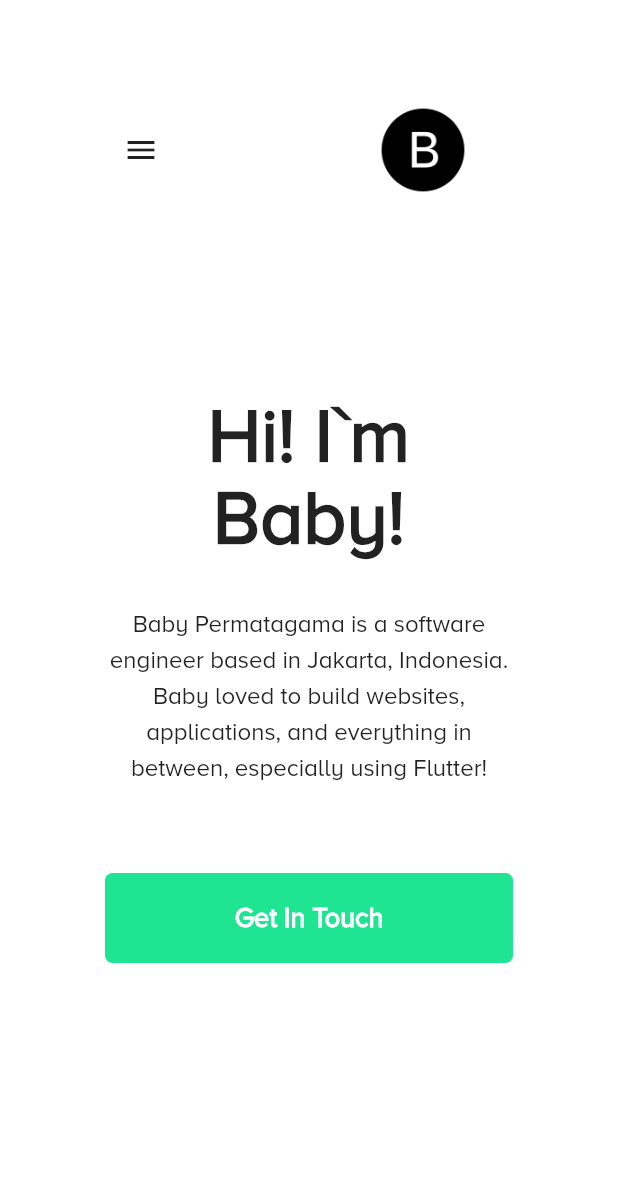
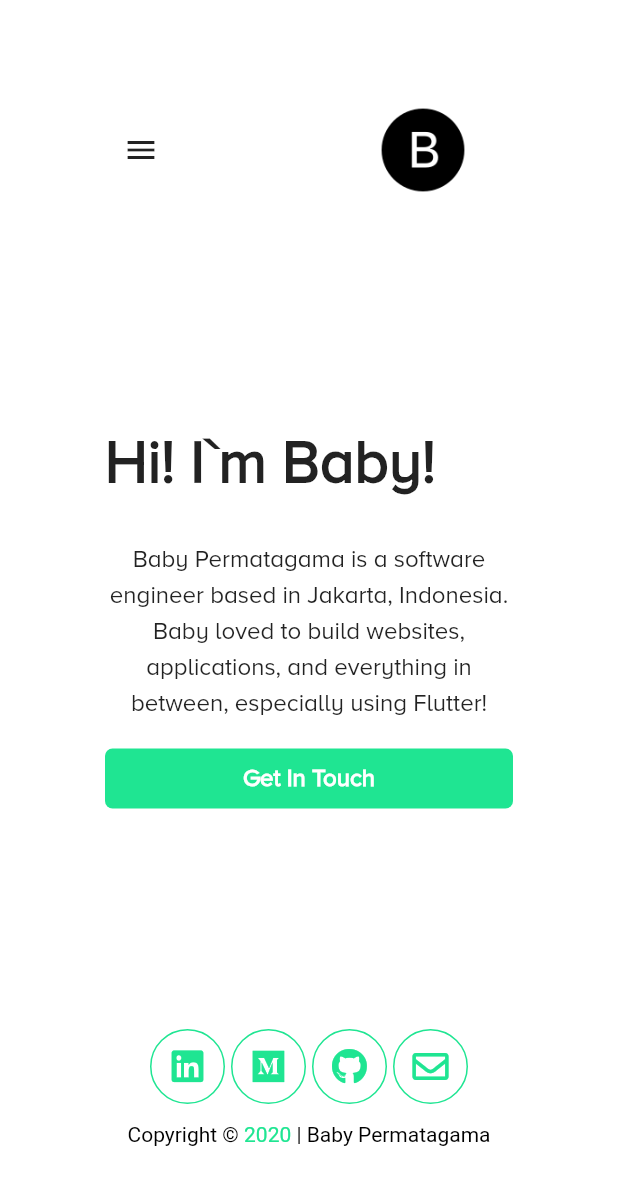
Before and after one commit to BabyCattleyaGP/web_flutter, a Flutter app: the screen it shows after launch, on a phone screen of 412 x 824 dp. Shown: the top 1185 px of the screen. Run offline on Flutter 3.47's test engine with Material 2 defaults, Android fonts, the phone set to English and light mode, and no system bars; our stand-ins replace font_awesome_flutter, responsive_builder; missing offline and left inert: universal_html.

Commit message:
Add Footer

```diff
--- a/lib/views/home/home.dart
+++ b/lib/views/home/home.dart
@@ -3,6 +3,7 @@ import 'package:responsive_builder/responsive_builder.dart';
 import 'package:web_baby/views/home/home_desktop.dart';
 import 'package:web_baby/views/home/home_mobile.dart';
 import 'package:web_baby/widgets/centered.dart';
+import 'package:web_baby/widgets/footer/footer.dart';
 import 'package:web_baby/widgets/navbar/navbar.dart';
 import 'package:web_baby/widgets/navbar/navbar_drawer/navbar_drawer.dart';
 
@@ -26,7 +27,8 @@ class Home extends StatelessWidget {
                   mobile: HomeMobile(),
                   desktop: HomeDesktop(),
                 ),
-              )
+              ),
+              Footer()
             ],
           ),
         ),
--- a/lib/views/home/home_mobile.dart
+++ b/lib/views/home/home_mobile.dart
@@ -13,7 +13,7 @@ class HomeMobile extends StatelessWidget {
       children: <Widget>[
         MainDescription(),
         SizedBox(
-          height: 60,
+          height: 20,
         ),
         ButtonGetInTouch('Get In Touch'),
       ],
--- a/lib/widgets/buttons/button_get_in_touch/button_get_in_touch_mobile.dart
+++ b/lib/widgets/buttons/button_get_in_touch/button_get_in_touch_mobile.dart
@@ -8,12 +8,12 @@ class ButtonGetInTouchMobile extends StatelessWidget {
   @override
   Widget build(BuildContext context) {
     return Container(
-      height: 60,
+      height: 40,
       alignment: Alignment.center,
       child: Text(
         title,
         style: TextStyle(
-          fontSize: 18,
+          fontSize: 16,
           fontWeight: FontWeight.w800,
           color: Colors.white,
         ),
--- /dev/null
+++ b/lib/widgets/footer/footer.dart
@@ -0,0 +1,17 @@
+import 'package:flutter/material.dart';
+
+import 'package:responsive_builder/responsive_builder.dart';
+import 'package:web_baby/widgets/footer/footer_mobile.dart';
+import 'package:web_baby/widgets/footer/footer_tablet_desktop.dart';
+
+class Footer extends StatelessWidget {
+  const Footer({Key key}) : super(key: key);
+
+  @override
+  Widget build(BuildContext context) {
+    return ScreenTypeLayout(
+      tablet: FooterTabletDesktop(),
+      mobile: FooterMobile(),
+    );
+  }
+}
--- /dev/null
+++ b/lib/widgets/footer/footer_mobile.dart
@@ -0,0 +1,47 @@
+import 'package:flutter/material.dart';
+import 'package:font_awesome_flutter/font_awesome_flutter.dart';
+import 'package:web_baby/config/themes.dart';
+import 'package:web_baby/widgets/footer/footer_social_media_icon.dart';
+
+class FooterMobile extends StatelessWidget {
+  const FooterMobile({Key key}) : super(key: key);
+
+  @override
+  Widget build(BuildContext context) {
+    return Container(
+      child: Column(
+          mainAxisAlignment: MainAxisAlignment.center,
+          crossAxisAlignment: CrossAxisAlignment.center,
+          children: [
+            Row(
+              mainAxisAlignment: MainAxisAlignment.center,
+              children: [
+                FooterIconSocialMedia(FontAwesomeIcons.linkedin,
+                    'https://linkedin.com/in/bcattleya'),
+                FooterIconSocialMedia(
+                    FontAwesomeIcons.medium, 'https://medium.com/@bcattleya'),
+                FooterIconSocialMedia(FontAwesomeIcons.github,
+                    'https://github.com/BabyCattleyaGP'),
+                FooterIconSocialMedia(
+                    FontAwesomeIcons.envelope, 'mailto:bcattleya@gmail.com'),
+              ],
+            ),
+            Container(
+              margin: EdgeInsets.only(top: 10.0),
+              child: Center(
+                  child: RichText(
+                text: TextSpan(
+                    style: TextStyle(color: Colors.black, fontSize: 14),
+                    children: <TextSpan>[
+                      TextSpan(text: 'Copyright \u00a9'),
+                      TextSpan(
+                          text: ' 2020 ',
+                          style: TextStyle(color: primaryColor)),
+                      TextSpan(text: '| Baby Permatagama'),
+                    ]),
+              )),
+            )
+          ]),
+    );
+  }
+}
--- /dev/null
+++ b/lib/widgets/footer/footer_social_media_icon.dart
@@ -0,0 +1,41 @@
+import 'package:flutter/material.dart';
+import 'package:web_baby/config/themes.dart';
+import 'package:font_awesome_flutter/font_awesome_flutter.dart';
+import 'package:url_launcher/url_launcher.dart';
+import 'package:universal_html/html.dart' as html;
+import 'package:flutter/foundation.dart';
+
+void openLink(String link) async {
+  if (kIsWeb) {
+    html.window.open(link, '_blank');
+  } else {
+    if (await canLaunch(link)) {
+      launch(link);
+    }
+  }
+}
+
+class FooterIconSocialMedia extends StatelessWidget {
+  final IconData icon;
+  final String link;
+  const FooterIconSocialMedia(this.icon, this.link);
+
+  @override
+  Widget build(BuildContext context) {
+    return Container(
+        margin: EdgeInsets.all(2.0),
+        decoration: BoxDecoration(
+            color: Colors.white,
+            borderRadius: BorderRadius.circular(100),
+            border: Border.all(width: 1, color: primaryColor)),
+        child: IconButton(
+          icon: FaIcon(
+            icon,
+            color: primaryColor,
+          ),
+          onPressed: () {
+            openLink(link);
+          },
+        ));
+  }
+}
--- a/lib/widgets/main_description.dart
+++ b/lib/widgets/main_description.dart
@@ -12,7 +12,7 @@ class MainDescription extends StatelessWidget {
 
       double titleSize =
           sizingInformation.deviceScreenType == DeviceScreenType.mobile
-              ? 50
+              ? 40
               : 80;
       double descriptionSize =
           sizingInformation.deviceScreenType == DeviceScreenType.mobile
--- a/pubspec.yaml
+++ b/pubspec.yaml
@@ -12,7 +12,10 @@ dependencies:
   flutter:
     sdk: flutter
   cupertino_icons: ^0.1.3
+  font_awesome_flutter: ^8.8.1
   responsive_builder: ^0.2.0+2
+  universal_html: ^1.2.3
+  url_launcher: ^5.4.11
 
 dev_dependencies:
   flutter_test:
```
Also changed, not shown: lib/widgets/footer/footer_tablet_desktop.dart (added, +46 -0 lines), pubspec.lock, 1 other file.
